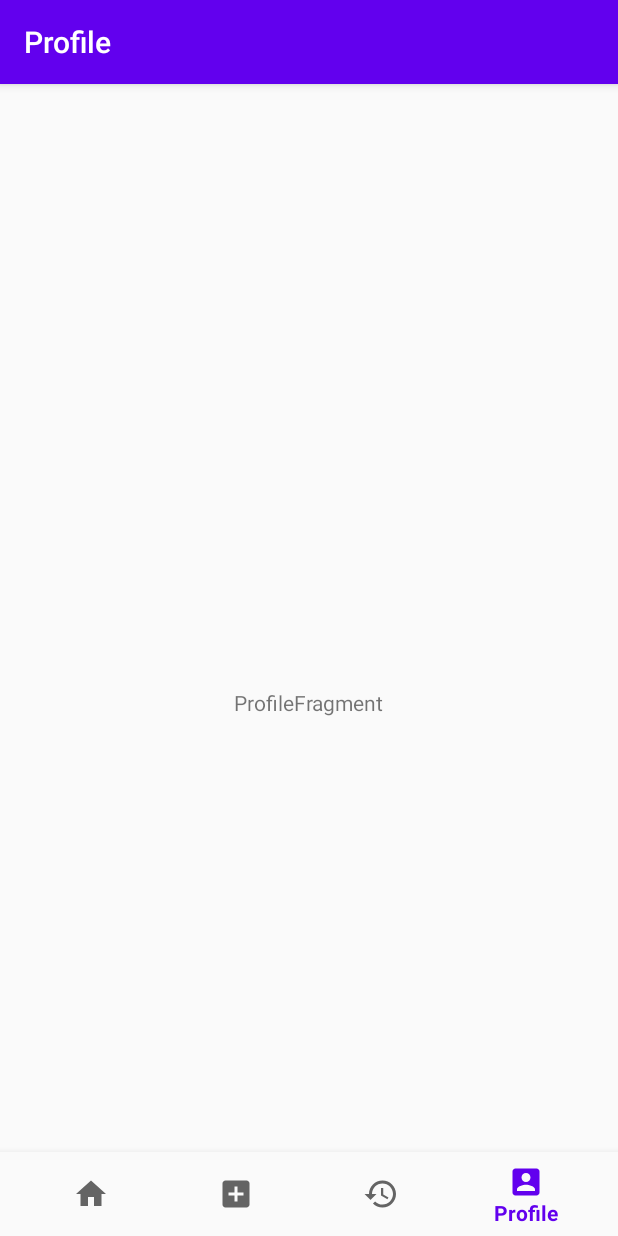
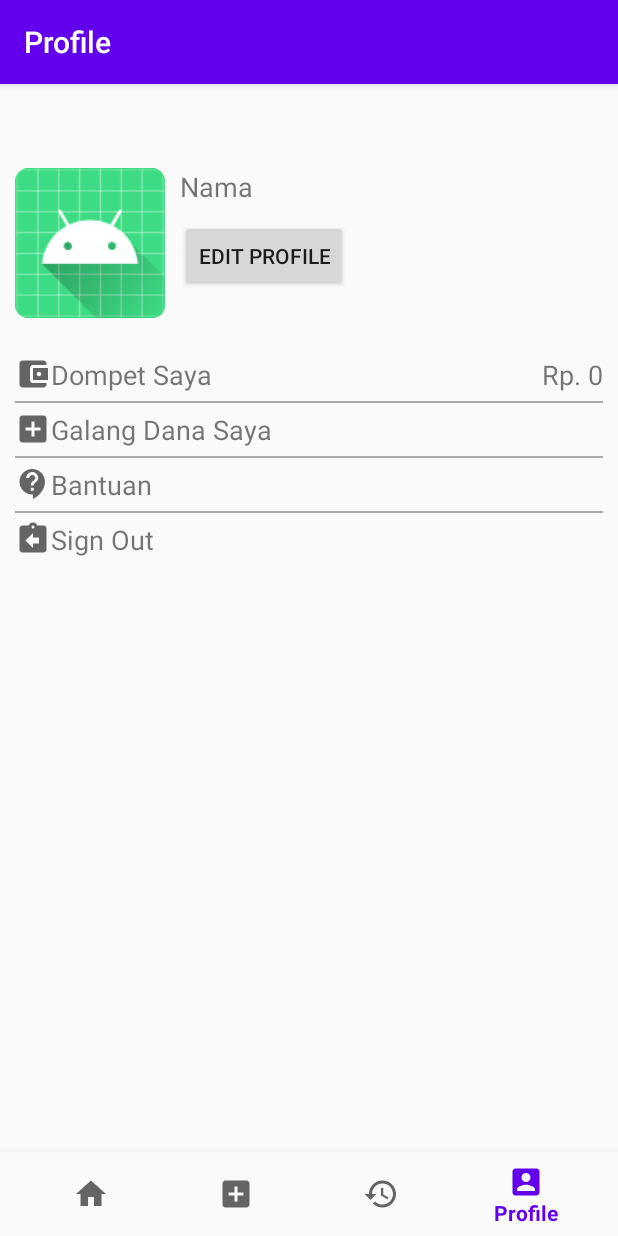
Before and after one commit to winlian99/ProyekAplikasiDonasi, an Android app: the ProfileFragment screen opened through its navigation route, on a phone screen of 412 x 824 dp. Run offline under Robolectric (Android 15) with nearby library versions, the phone set to English and light mode, and no system bars; our stand-ins replace navigation-ui.

Commit message:
Nambah Profile Pertama Kali

```diff
--- a/app/src/main/java/com/example/proyekaplikasidonasi/ui/profile/ProfileFragment.kt
+++ b/app/src/main/java/com/example/proyekaplikasidonasi/ui/profile/ProfileFragment.kt
@@ -5,7 +5,9 @@ import androidx.fragment.app.Fragment
 import android.view.LayoutInflater
 import android.view.View
 import android.view.ViewGroup
+import android.widget.Toast
 import com.example.proyekaplikasidonasi.R
+import kotlinx.android.synthetic.main.fragment_profile.*
 
 class ProfileFragment : Fragment() {
 
@@ -17,4 +19,16 @@ class ProfileFragment : Fragment() {
         return inflater.inflate(R.layout.fragment_profile, container, false)
     }
 
+    override fun onViewCreated(view: View, savedInstanceState: Bundle?) {
+        super.onViewCreated(view, savedInstanceState)
+
+        profile_dompet_saya.setCompoundDrawablesWithIntrinsicBounds(R.drawable.ic_baseline_account_balance_wallet_24, 0,0,0)
+        profile_galang_dana_saya.setCompoundDrawablesWithIntrinsicBounds(R.drawable.ic_baseline_add_box_24, 0, 0, 0)
+        profile_bantuan.setCompoundDrawablesWithIntrinsicBounds(R.drawable.ic_baseline_contact_support_24, 0,0,0)
+        profile_sign_out.setCompoundDrawablesWithIntrinsicBounds(R.drawable.ic_baseline_assignment_return_24, 0, 0, 0)
+
+        profile_dompet_saya.setOnClickListener {
+            Toast.makeText(context,"Bisa ngeklik text",Toast.LENGTH_SHORT).show()
+        }
+    }
 }
--- /dev/null
+++ b/app/src/main/res/drawable/ic_baseline_account_balance_wallet_24.xml
@@ -0,0 +1,10 @@
+<vector xmlns:android="http://schemas.android.com/apk/res/android"
+    android:width="24dp"
+    android:height="24dp"
+    android:viewportWidth="24"
+    android:viewportHeight="24"
+    android:tint="?attr/colorControlNormal">
+  <path
+      android:fillColor="@android:color/white"
+      android:pathData="M21,18v1c0,1.1 -0.9,2 -2,2L5,21c-1.11,0 -2,-0.9 -2,-2L3,5c0,-1.1 0.89,-2 2,-2h14c1.1,0 2,0.9 2,2v1h-9c-1.11,0 -2,0.9 -2,2v8c0,1.1 0.89,2 2,2h9zM12,16h10L22,8L12,8v8zM16,13.5c-0.83,0 -1.5,-0.67 -1.5,-1.5s0.67,-1.5 1.5,-1.5 1.5,0.67 1.5,1.5 -0.67,1.5 -1.5,1.5z"/>
+</vector>
--- /dev/null
+++ b/app/src/main/res/drawable/ic_baseline_assignment_return_24.xml
@@ -0,0 +1,10 @@
+<vector xmlns:android="http://schemas.android.com/apk/res/android"
+    android:width="24dp"
+    android:height="24dp"
+    android:viewportWidth="24"
+    android:viewportHeight="24"
+    android:tint="?attr/colorControlNormal">
+  <path
+      android:fillColor="@android:color/white"
+      android:pathData="M19,3h-4.18C14.4,1.84 13.3,1 12,1c-1.3,0 -2.4,0.84 -2.82,2L5,3c-1.1,0 -2,0.9 -2,2v14c0,1.1 0.9,2 2,2h14c1.1,0 2,-0.9 2,-2L21,5c0,-1.1 -0.9,-2 -2,-2zM12,3c0.55,0 1,0.45 1,1s-0.45,1 -1,1 -1,-0.45 -1,-1 0.45,-1 1,-1zM16,15h-4v3l-5,-5 5,-5v3h4v4z"/>
+</vector>
--- /dev/null
+++ b/app/src/main/res/drawable/ic_baseline_contact_support_24.xml
@@ -0,0 +1,10 @@
+<vector xmlns:android="http://schemas.android.com/apk/res/android"
+    android:width="24dp"
+    android:height="24dp"
+    android:viewportWidth="24"
+    android:viewportHeight="24"
+    android:tint="?attr/colorControlNormal">
+  <path
+      android:fillColor="@android:color/white"
+      android:pathData="M11.5,2C6.81,2 3,5.81 3,10.5S6.81,19 11.5,19h0.5v3c4.86,-2.34 8,-7 8,-11.5C20,5.81 16.19,2 11.5,2zM12.5,16.5h-2v-2h2v2zM12.5,13h-2c0,-3.25 3,-3 3,-5 0,-1.1 -0.9,-2 -2,-2s-2,0.9 -2,2h-2c0,-2.21 1.79,-4 4,-4s4,1.79 4,4c0,2.5 -3,2.75 -3,5z"/>
+</vector>
--- /dev/null
+++ b/app/src/main/res/drawable/ic_baseline_settings_24.xml
@@ -0,0 +1,10 @@
+<vector xmlns:android="http://schemas.android.com/apk/res/android"
+    android:width="24dp"
+    android:height="24dp"
+    android:viewportWidth="24"
+    android:viewportHeight="24"
+    android:tint="?attr/colorControlNormal">
+  <path
+      android:fillColor="@android:color/white"
+      android:pathData="M19.14,12.94c0.04,-0.3 0.06,-0.61 0.06,-0.94c0,-0.32 -0.02,-0.64 -0.07,-0.94l2.03,-1.58c0.18,-0.14 0.23,-0.41 0.12,-0.61l-1.92,-3.32c-0.12,-0.22 -0.37,-0.29 -0.59,-0.22l-2.39,0.96c-0.5,-0.38 -1.03,-0.7 -1.62,-0.94L14.4,2.81c-0.04,-0.24 -0.24,-0.41 -0.48,-0.41h-3.84c-0.24,0 -0.43,0.17 -0.47,0.41L9.25,5.35C8.66,5.59 8.12,5.92 7.63,6.29L5.24,5.33c-0.22,-0.08 -0.47,0 -0.59,0.22L2.74,8.87C2.62,9.08 2.66,9.34 2.86,9.48l2.03,1.58C4.84,11.36 4.8,11.69 4.8,12s0.02,0.64 0.07,0.94l-2.03,1.58c-0.18,0.14 -0.23,0.41 -0.12,0.61l1.92,3.32c0.12,0.22 0.37,0.29 0.59,0.22l2.39,-0.96c0.5,0.38 1.03,0.7 1.62,0.94l0.36,2.54c0.05,0.24 0.24,0.41 0.48,0.41h3.84c0.24,0 0.44,-0.17 0.47,-0.41l0.36,-2.54c0.59,-0.24 1.13,-0.56 1.62,-0.94l2.39,0.96c0.22,0.08 0.47,0 0.59,-0.22l1.92,-3.32c0.12,-0.22 0.07,-0.47 -0.12,-0.61L19.14,12.94zM12,15.6c-1.98,0 -3.6,-1.62 -3.6,-3.6s1.62,-3.6 3.6,-3.6s3.6,1.62 3.6,3.6S13.98,15.6 12,15.6z"/>
+</vector>
--- a/app/src/main/res/layout/fragment_profile.xml
+++ b/app/src/main/res/layout/fragment_profile.xml
@@ -1,20 +1,122 @@
 <?xml version="1.0" encoding="utf-8"?>
-<androidx.constraintlayout.widget.ConstraintLayout xmlns:android="http://schemas.android.com/apk/res/android"
+<LinearLayout xmlns:android="http://schemas.android.com/apk/res/android"
     xmlns:app="http://schemas.android.com/apk/res-auto"
     xmlns:tools="http://schemas.android.com/tools"
     android:id="@+id/profile"
     android:layout_width="match_parent"
     android:layout_height="match_parent"
+    android:orientation="vertical"
+    android:layout_marginLeft="10sp"
+    android:layout_marginRight="10sp"
     tools:context=".ui.profile.ProfileFragment">
 
-    <TextView
-        android:id="@+id/message"
-        android:layout_width="wrap_content"
+    <androidx.constraintlayout.widget.ConstraintLayout
+        android:layout_width="match_parent"
         android:layout_height="wrap_content"
-        android:text="ProfileFragment"
-        app:layout_constraintBottom_toBottomOf="parent"
-        app:layout_constraintEnd_toEndOf="parent"
-        app:layout_constraintStart_toStartOf="parent"
-        app:layout_constraintTop_toTopOf="parent" />
+        android:layout_marginTop="0sp">
 
-</androidx.constraintlayout.widget.ConstraintLayout>
+        <ImageView
+            android:id="@+id/imageView"
+            android:layout_width="100sp"
+            android:layout_height="100sp"
+            android:layout_marginBottom="15sp"
+            app:layout_constraintBottom_toBottomOf="parent"
+            app:layout_constraintStart_toStartOf="parent"
+            app:layout_constraintTop_toTopOf="parent"
+            app:srcCompat="@mipmap/ic_launcher" />
+
+        <TextView
+            android:id="@+id/textView"
+            android:layout_width="wrap_content"
+            android:layout_height="wrap_content"
+            android:layout_marginStart="10sp"
+            android:textSize="18sp"
+            android:text="Nama"
+            app:layout_constraintStart_toEndOf="@+id/imageView"
+            app:layout_constraintTop_toTopOf="@+id/imageView" />
+
+        <Button
+            android:layout_width="wrap_content"
+            android:layout_height="wrap_content"
+            android:layout_marginTop="10sp"
+            android:text="Edit Profile"
+            app:layout_constraintStart_toStartOf="@+id/textView"
+            app:layout_constraintTop_toBottomOf="@+id/textView" />
+
+    </androidx.constraintlayout.widget.ConstraintLayout>
+
+    <LinearLayout
+        android:layout_width="match_parent"
+        android:layout_height="wrap_content"
+        android:orientation="vertical">
+
+        <LinearLayout
+            android:layout_width="match_parent"
+            android:layout_height="wrap_content"
+            android:layout_marginTop="10sp"
+            android:layout_marginBottom="5sp">
+
+            <TextView
+                android:layout_width="wrap_content"
+                android:layout_height="wrap_content"
+                android:id="@+id/profile_dompet_saya"
+                android:textSize="18sp"
+                android:layout_weight="6"
+                android:text="Dompet Saya" />
+
+            <TextView
+                android:layout_width="wrap_content"
+                android:layout_height="wrap_content"
+                android:id="@+id/profile_dompet_saya_saldo"
+                android:textSize="18sp"
+                android:layout_weight="4"
+                android:textAlignment="textEnd"
+                android:text="Rp. 0" />
+
+        </LinearLayout>
+
+        <View
+            android:layout_width="match_parent"
+            android:layout_height="1sp"
+            android:background="@android:color/darker_gray"/>
+
+        <TextView
+            android:layout_width="match_parent"
+            android:layout_height="wrap_content"
+            android:layout_marginTop="5sp"
+            android:layout_marginBottom="5sp"
+            android:id="@+id/profile_galang_dana_saya"
+            android:textSize="18sp"
+            android:text="Galang Dana Saya" />
+
+        <View
+            android:layout_width="match_parent"
+            android:layout_height="1sp"
+            android:background="@android:color/darker_gray"/>
+
+        <TextView
+            android:layout_width="match_parent"
+            android:layout_height="wrap_content"
+            android:layout_marginTop="5sp"
+            android:layout_marginBottom="5sp"
+            android:id="@+id/profile_bantuan"
+            android:textSize="18sp"
+            android:text="Bantuan" />
+
+        <View
+            android:layout_width="match_parent"
+            android:layout_height="1sp"
+            android:background="@android:color/darker_gray"/>
+
+        <TextView
+            android:layout_width="match_parent"
+            android:layout_height="wrap_content"
+            android:layout_marginTop="5sp"
+            android:layout_marginBottom="5sp"
+            android:id="@+id/profile_sign_out"
+            android:textSize="18sp"
+            android:text="Sign Out" />
+
+    </LinearLayout>
+
+</LinearLayout>
```
